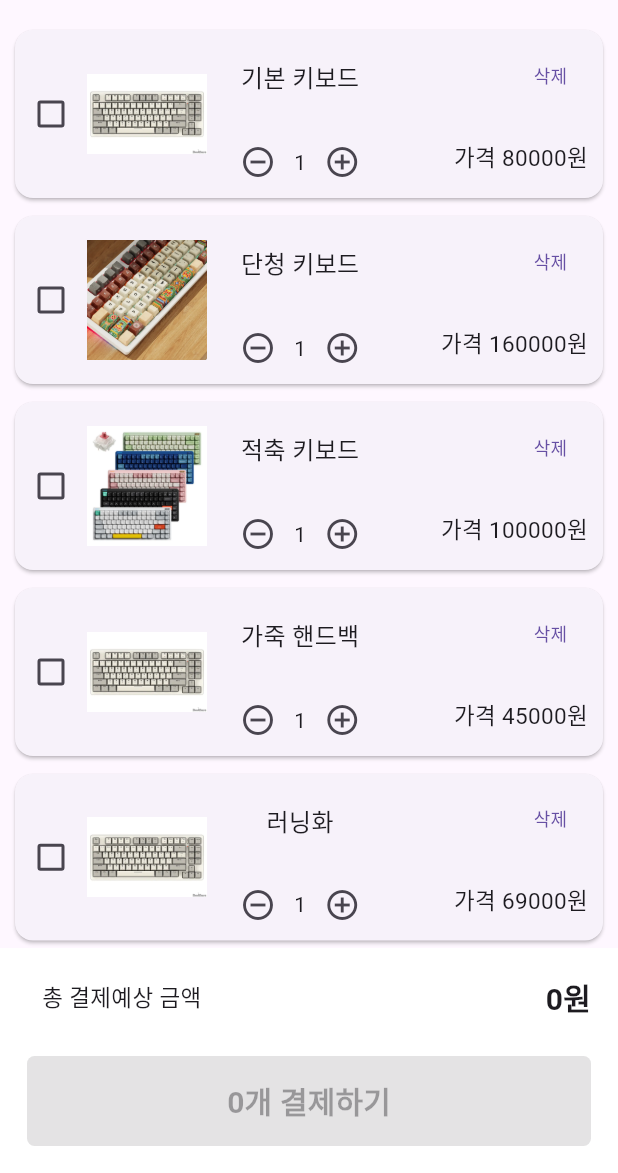
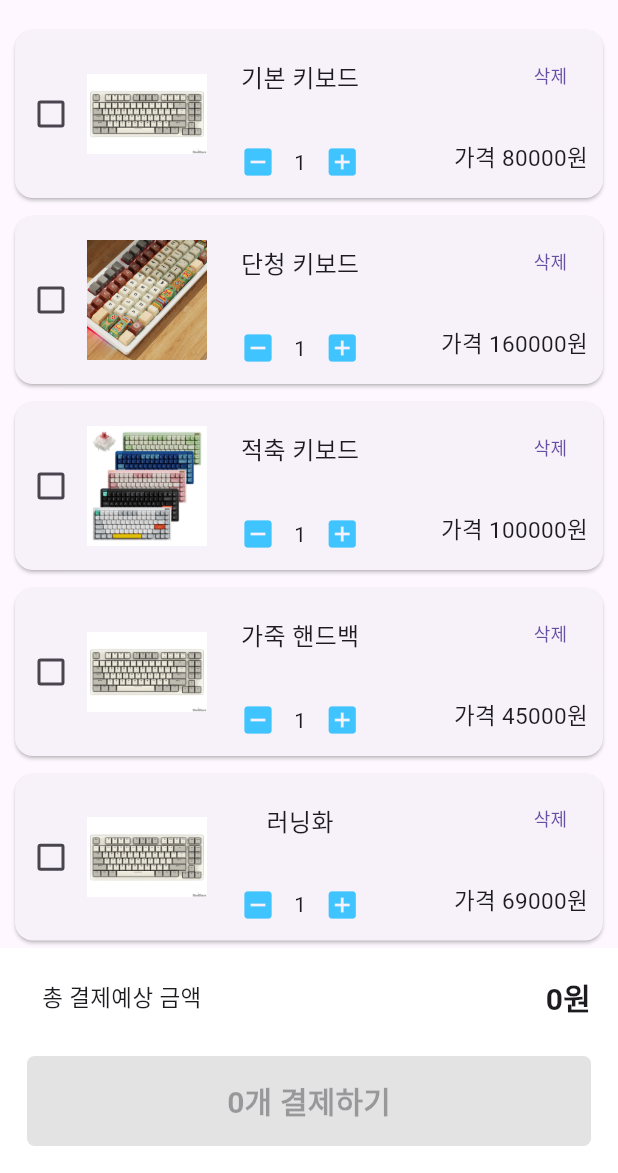
Before and after one commit to pastel67/flutter_shoppin_mall_app, a Flutter app: the screen it shows after launch, scrolled down 576 dp, after a tap on the "favorite" icon, after a tap on the "shopping cart" icon, on a phone screen of 412 x 824 dp, the part 63-1236 px from its top. Run offline on Flutter 3.47's test engine with Material 3 defaults, Android fonts, the phone set to English and light mode, and no system bars; our stand-ins replace image_picker.

Commit message:
feat 수정

```diff
--- a/lib/pages/cart_page.dart
+++ b/lib/pages/cart_page.dart
@@ -144,7 +144,10 @@
                     Row(
                       children: [
                         IconButton(
-                          icon: Icon(Icons.remove_circle_outline),
+                          icon: Icon(
+                            Icons.indeterminate_check_box,
+                            color: Colors.lightBlueAccent,
+                          ),
                           onPressed: () {
                             setState(() {
                               if (cartItem.quantity > 1) {
@@ -157,7 +160,10 @@
                         ),
                         Text('${cartItem.quantity}'),
                         IconButton(
-                          icon: Icon(Icons.add_circle_outline),
+                          icon: Icon(
+                            Icons.add_box,
+                            color: Colors.lightBlueAccent,
+                          ),
                           onPressed: () {
                             setState(() {
                               cartItem.quantity++;
--- a/lib/pages/home_page.dart
+++ b/lib/pages/home_page.dart
@@ -23,6 +23,10 @@
       productList[index].favorite = toggleFavorite;
     });
   }
+
+  // void addProductInCart (){
+  //   cartList.add()
+  // }
 
   // 상품 추가시 데이터를 가져오는 함수
   void getNewProductData({
```
Also changed, not shown: lib/pages/add_product_page.dart (+13 -15 lines), lib/pages/description_page.dart (+6 -7 lines).
